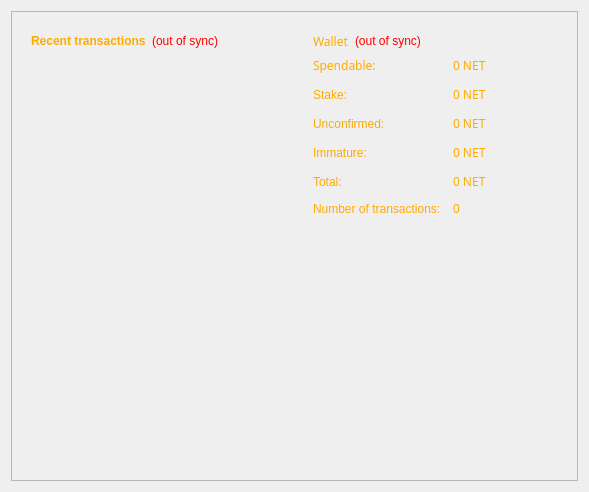
mbirtwistle/net2, file src/qt/forms/overviewpage.ui: the form before one commit.
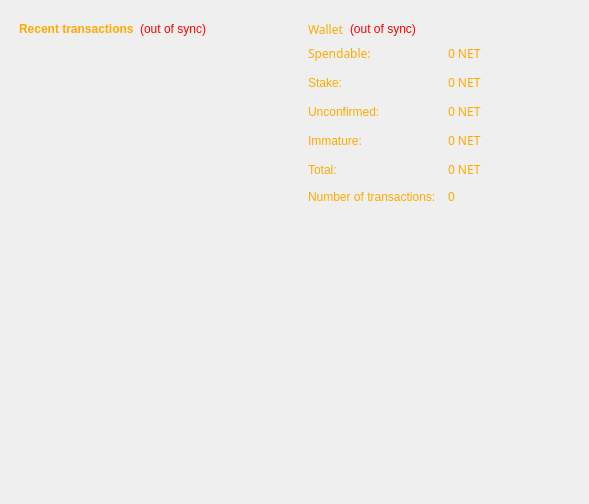
The form after the commit. Icons and pictures are not drawn.

The edit to the form file:
```diff
--- a/src/qt/forms/overviewpage.ui
+++ b/src/qt/forms/overviewpage.ui
@@ -7,7 +7,7 @@
     <x>0</x>
     <y>0</y>
     <width>589</width>
-    <height>492</height>
+    <height>504</height>
    </rect>
   </property>
   <property name="windowTitle">
@@ -19,6 +19,18 @@
 </string>
   </property>
   <layout class="QGridLayout" name="gridLayout">
+   <property name="leftMargin">
+    <number>0</number>
+   </property>
+   <property name="topMargin">
+    <number>0</number>
+   </property>
+   <property name="rightMargin">
+    <number>0</number>
+   </property>
+   <property name="bottomMargin">
+    <number>0</number>
+   </property>
    <item row="0" column="0">
     <widget class="QFrame" name="frame">
      <property name="palette">
@@ -171,12 +183,18 @@
 { background: url(:/images/bkg); } </string>
      </property>
      <property name="frameShape">
-      <enum>QFrame::StyledPanel</enum>
+      <enum>QFrame::NoFrame</enum>
      </property>
      <property name="frameShadow">
-      <enum>QFrame::Raised</enum>
+      <enum>QFrame::Plain</enum>
+     </property>
+     <property name="lineWidth">
+      <number>0</number>
      </property>
      <layout class="QHBoxLayout" name="horizontalLayout_3">
+      <property name="leftMargin">
+       <number>9</number>
+      </property>
       <item>
        <layout class="QVBoxLayout" name="verticalLayout_3">
         <item>
```
